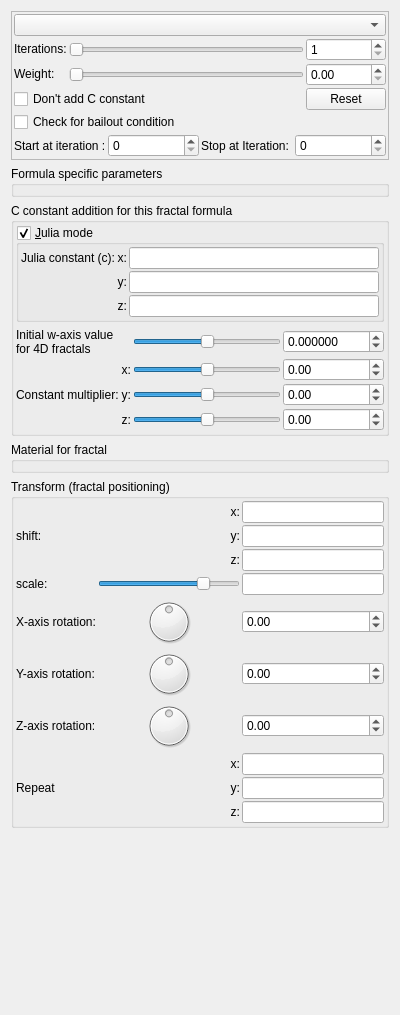
The window that mandelbulber2/qt/tab_fractal.ui (buddhi1980/mandelbulber2) describes before a commit, drawn with Qt 5.
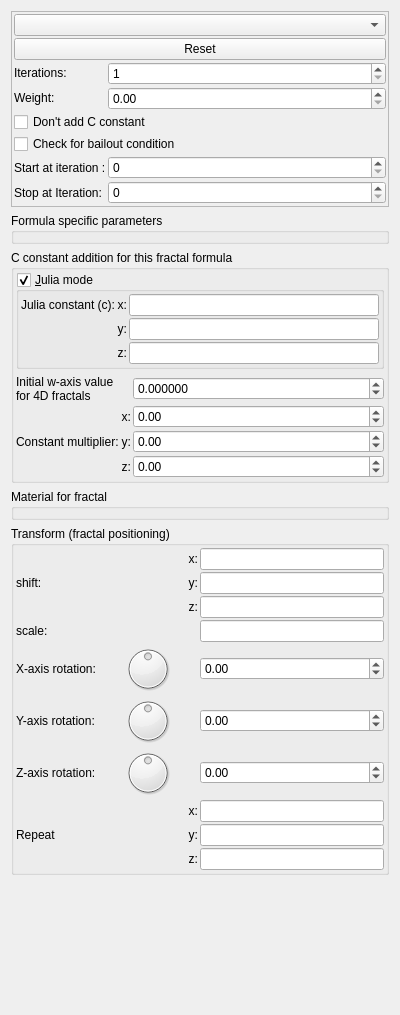
The same window after the commit. Custom widgets are drawn as their Qt base class.

Commit message: Created pop-up sliders for integer spin boxes

Patch:
```diff
--- a/mandelbulber2/qt/tab_fractal.ui
+++ b/mandelbulber2/qt/tab_fractal.ui
@@ -39,14 +39,79 @@
        <number>2</number>
       </property>
       <item>
-       <layout class="QGridLayout" name="gridLayout_27">
+       <layout class="QGridLayout" name="gridLayout_27" columnstretch="0,1">
         <property name="topMargin">
          <number>0</number>
         </property>
         <property name="spacing">
          <number>2</number>
         </property>
-        <item row="2" column="2">
+        <item row="1" column="0" colspan="2">
+         <widget class="QPushButton" name="pushButton_reset_formula">
+          <property name="text">
+           <string>Reset</string>
+          </property>
+         </widget>
+        </item>
+        <item row="6" column="1">
+         <widget class="MySpinBox" name="spinboxInt_formula_start_iteration">
+          <property name="sizePolicy">
+           <sizepolicy hsizetype="Minimum" vsizetype="Maximum">
+            <horstretch>0</horstretch>
+            <verstretch>0</verstretch>
+           </sizepolicy>
+          </property>
+          <property name="toolTip">
+           <string>&lt;html&gt;&lt;head/&gt;&lt;body&gt;&lt;p&gt;This fractal formula will be used when iteration number will be not less than 'Start at iteration'&lt;/p&gt;&lt;/body&gt;&lt;/html&gt;</string>
+          </property>
+          <property name="minimum">
+           <number>0</number>
+          </property>
+          <property name="maximum">
+           <number>99999</number>
+          </property>
+          <property name="value">
+           <number>0</number>
+          </property>
+         </widget>
+        </item>
+        <item row="6" column="0">
+         <widget class="QLabel" name="label_formula_start_iteration">
+          <property name="text">
+           <string>Start at iteration :</string>
+          </property>
+         </widget>
+        </item>
+        <item row="3" column="0">
+         <widget class="QLabel" name="label_formula_weight">
+          <property name="sizePolicy">
+           <sizepolicy hsizetype="Preferred" vsizetype="Maximum">
+            <horstretch>0</horstretch>
+            <verstretch>0</verstretch>
+           </sizepolicy>
+          </property>
+          <property name="text">
+           <string>Weight:</string>
+          </property>
+         </widget>
+        </item>
+        <item row="0" column="0" colspan="2">
+         <widget class="cFormulaComboBox" name="comboBox_formula">
+          <property name="sizePolicy">
+           <sizepolicy hsizetype="Preferred" vsizetype="Maximum">
+            <horstretch>0</horstretch>
+            <verstretch>0</verstretch>
+           </sizepolicy>
+          </property>
+          <property name="toolTip">
+           <string>&lt;html&gt;&lt;head/&gt;&lt;body&gt;&lt;p&gt;Selection for fractal formula. Fractal formula defines shape of fractal.&lt;/p&gt;&lt;p&gt;Algorithm (code) for selected formula is visible in Information box.&lt;/p&gt;&lt;/body&gt;&lt;/html&gt;</string>
+          </property>
+          <property name="maxVisibleItems">
+           <number>50</number>
+          </property>
+         </widget>
+        </item>
+        <item row="3" column="1">
          <widget class="MyDoubleSpinBox" name="spinbox_formula_weight">
           <property name="sizePolicy">
            <sizepolicy hsizetype="Minimum" vsizetype="Maximum">
@@ -74,45 +139,7 @@
           </property>
          </widget>
         </item>
-        <item row="1" column="0">
-         <widget class="QLabel" name="label_formula_iterations">
-          <property name="sizePolicy">
-           <sizepolicy hsizetype="Preferred" vsizetype="Maximum">
-            <horstretch>0</horstretch>
-            <verstretch>0</verstretch>
-           </sizepolicy>
-          </property>
-          <property name="text">
-           <string>Iterations:</string>
-          </property>
-         </widget>
-        </item>
-        <item row="1" column="1">
-         <widget class="QSlider" name="sliderInt_formula_iterations">
-          <property name="sizePolicy">
-           <sizepolicy hsizetype="Expanding" vsizetype="Maximum">
-            <horstretch>0</horstretch>
-            <verstretch>0</verstretch>
-           </sizepolicy>
-          </property>
-          <property name="minimum">
-           <number>1</number>
-          </property>
-          <property name="maximum">
-           <number>250</number>
-          </property>
-          <property name="singleStep">
-           <number>8</number>
-          </property>
-          <property name="pageStep">
-           <number>64</number>
-          </property>
-          <property name="orientation">
-           <enum>Qt::Horizontal</enum>
-          </property>
-         </widget>
-        </item>
-        <item row="1" column="2">
+        <item row="2" column="1">
          <widget class="MySpinBox" name="spinboxInt_formula_iterations">
           <property name="sizePolicy">
            <sizepolicy hsizetype="Minimum" vsizetype="Maximum">
@@ -131,24 +158,8 @@
           </property>
          </widget>
         </item>
-        <item row="0" column="0" colspan="3">
-         <widget class="cFormulaComboBox" name="comboBox_formula">
-          <property name="sizePolicy">
-           <sizepolicy hsizetype="Preferred" vsizetype="Maximum">
-            <horstretch>0</horstretch>
-            <verstretch>0</verstretch>
-           </sizepolicy>
-          </property>
-          <property name="toolTip">
-           <string>&lt;html&gt;&lt;head/&gt;&lt;body&gt;&lt;p&gt;Selection for fractal formula. Fractal formula defines shape of fractal.&lt;/p&gt;&lt;p&gt;Algorithm (code) for selected formula is visible in Information box.&lt;/p&gt;&lt;/body&gt;&lt;/html&gt;</string>
-          </property>
-          <property name="maxVisibleItems">
-           <number>50</number>
-          </property>
-         </widget>
-        </item>
         <item row="2" column="0">
-         <widget class="QLabel" name="label_formula_weight">
+         <widget class="QLabel" name="label_formula_iterations">
           <property name="sizePolicy">
            <sizepolicy hsizetype="Preferred" vsizetype="Maximum">
             <horstretch>0</horstretch>
@@ -156,30 +167,11 @@
            </sizepolicy>
           </property>
           <property name="text">
-           <string>Weight:</string>
+           <string>Iterations:</string>
           </property>
          </widget>
         </item>
-        <item row="2" column="1">
-         <widget class="QSlider" name="slider_formula_weight">
-          <property name="sizePolicy">
-           <sizepolicy hsizetype="Expanding" vsizetype="Maximum">
-            <horstretch>0</horstretch>
-            <verstretch>0</verstretch>
-           </sizepolicy>
-          </property>
-          <property name="maximum">
-           <number>100</number>
-          </property>
-          <property name="singleStep">
-           <number>1</number>
-          </property>
-          <property name="orientation">
-           <enum>Qt::Horizontal</enum>
-          </property>
-         </widget>
-        </item>
-        <item row="4" column="0" colspan="3">
+        <item row="5" column="0" colspan="2">
          <widget class="MyCheckBox" name="checkBox_check_for_bailout">
           <property name="sizePolicy">
            <sizepolicy hsizetype="Minimum" vsizetype="Maximum">
@@ -195,7 +187,30 @@
           </property>
          </widget>
         </item>
-        <item row="3" column="0" colspan="2">
+        <item row="7" column="0">
+         <widget class="QLabel" name="label_formula_stop_iteration">
+          <property name="text">
+           <string>Stop at Iteration:</string>
+          </property>
+         </widget>
+        </item>
+        <item row="7" column="1">
+         <widget class="MySpinBox" name="spinboxInt_formula_stop_iteration">
+          <property name="sizePolicy">
+           <sizepolicy hsizetype="Minimum" vsizetype="Maximum">
+            <horstretch>0</horstretch>
+            <verstretch>0</verstretch>
+           </sizepolicy>
+          </property>
+          <property name="toolTip">
+           <string>&lt;html&gt;&lt;head/&gt;&lt;body&gt;&lt;p&gt;This fractal formula will be used when iteration number will be not higher than 'Stop at iteration'&lt;/p&gt;&lt;/body&gt;&lt;/html&gt;</string>
+          </property>
+          <property name="maximum">
+           <number>99999</number>
+          </property>
+         </widget>
+        </item>
+        <item row="4" column="0" colspan="2">
          <widget class="MyCheckBox" name="checkBox_dont_add_c_constant">
           <property name="sizePolicy">
            <sizepolicy hsizetype="Minimum" vsizetype="Maximum">
@@ -211,72 +226,6 @@
           </property>
          </widget>
         </item>
-        <item row="3" column="2">
-         <widget class="QPushButton" name="pushButton_reset_formula">
-          <property name="text">
-           <string>Reset</string>
-          </property>
-         </widget>
-        </item>
-       </layout>
-      </item>
-      <item>
-       <layout class="QGridLayout" name="gridLayout_30">
-        <property name="spacing">
-         <number>2</number>
-        </property>
-        <item row="0" column="3">
-         <widget class="MySpinBox" name="spinboxInt_formula_stop_iteration">
-          <property name="sizePolicy">
-           <sizepolicy hsizetype="Minimum" vsizetype="Maximum">
-            <horstretch>0</horstretch>
-            <verstretch>0</verstretch>
-           </sizepolicy>
-          </property>
-          <property name="toolTip">
-           <string>&lt;html&gt;&lt;head/&gt;&lt;body&gt;&lt;p&gt;This fractal formula will be used when iteration number will be not higher than 'Stop at iteration'&lt;/p&gt;&lt;/body&gt;&lt;/html&gt;</string>
-          </property>
-          <property name="maximum">
-           <number>99999</number>
-          </property>
-         </widget>
-        </item>
-        <item row="0" column="0">
-         <widget class="QLabel" name="label_formula_start_iteration">
-          <property name="text">
-           <string>Start at iteration :</string>
-          </property>
-         </widget>
-        </item>
-        <item row="0" column="1">
-         <widget class="MySpinBox" name="spinboxInt_formula_start_iteration">
-          <property name="sizePolicy">
-           <sizepolicy hsizetype="Minimum" vsizetype="Maximum">
-            <horstretch>0</horstretch>
-            <verstretch>0</verstretch>
-           </sizepolicy>
-          </property>
-          <property name="toolTip">
-           <string>&lt;html&gt;&lt;head/&gt;&lt;body&gt;&lt;p&gt;This fractal formula will be used when iteration number will be not less than 'Start at iteration'&lt;/p&gt;&lt;/body&gt;&lt;/html&gt;</string>
-          </property>
-          <property name="minimum">
-           <number>0</number>
-          </property>
-          <property name="maximum">
-           <number>99999</number>
-          </property>
-          <property name="value">
-           <number>0</number>
-          </property>
-         </widget>
-        </item>
-        <item row="0" column="2">
-         <widget class="QLabel" name="label_formula_stop_iteration">
-          <property name="text">
-           <string>Stop at Iteration:</string>
-          </property>
-         </widget>
-        </item>
        </layout>
       </item>
      </layout>
@@ -451,7 +400,7 @@
        </widget>
       </item>
       <item>
-       <layout class="QGridLayout" name="gridLayout_76">
+       <layout class="QGridLayout" name="gridLayout_76" columnstretch="0,0,1">
         <property name="leftMargin">
          <number>0</number>
         </property>
@@ -461,28 +410,6 @@
         <property name="spacing">
          <number>2</number>
         </property>
-        <item row="2" column="2">
-         <widget class="QSlider" name="slider3_fractal_constant_factor_y">
-          <property name="sizePolicy">
-           <sizepolicy hsizetype="Expanding" vsizetype="Maximum">
-            <horstretch>0</horstretch>
-            <verstretch>0</verstretch>
-           </sizepolicy>
-          </property>
-          <property name="minimum">
-           <number>-500</number>
-          </property>
-          <property name="maximum">
-           <number>500</number>
-          </property>
-          <property name="singleStep">
-           <number>1</number>
-          </property>
-          <property name="orientation">
-           <enum>Qt::Horizontal</enum>
-          </property>
-         </widget>
-        </item>
         <item row="2" column="1">
          <widget class="QLabel" name="label_352">
           <property name="sizePolicy">
@@ -500,28 +427,6 @@
          </widget>
         </item>
         <item row="1" column="2">
-         <widget class="QSlider" name="slider3_fractal_constant_factor_x">
-          <property name="sizePolicy">
-           <sizepolicy hsizetype="Expanding" vsizetype="Maximum">
-            <horstretch>0</horstretch>
-            <verstretch>0</verstretch>
-           </sizepolicy>
-          </property>
-          <property name="minimum">
-           <number>-500</number>
-          </property>
-          <property name="maximum">
-           <number>500</number>
-          </property>
-          <property name="singleStep">
-           <number>1</number>
-          </property>
-          <property name="orientation">
-           <enum>Qt::Horizontal</enum>
-          </property>
-         </widget>
-        </item>
-        <item row="1" column="3">
          <widget class="MyDoubleSpinBox" name="spinbox3_fractal_constant_factor_x">
           <property name="sizePolicy">
            <sizepolicy hsizetype="Minimum" vsizetype="Maximum">
@@ -549,29 +454,7 @@
           </property>
          </widget>
         </item>
-        <item row="3" column="2">
-         <widget class="QSlider" name="slider3_fractal_constant_factor_z">
-          <property name="sizePolicy">
-           <sizepolicy hsizetype="Expanding" vsizetype="Maximum">
-            <horstretch>0</horstretch>
-            <verstretch>0</verstretch>
-           </sizepolicy>
-          </property>
-          <property name="minimum">
-           <number>-500</number>
-          </property>
-          <property name="maximum">
-           <number>500</number>
-          </property>
-          <property name="singleStep">
-           <number>1</number>
-          </property>
-          <property name="orientation">
-           <enum>Qt::Horizontal</enum>
-          </property>
-         </widget>
-        </item>
-        <item row="2" column="3">
+        <item row="2" column="2">
          <widget class="MyDoubleSpinBox" name="spinbox3_fractal_constant_factor_y">
           <property name="sizePolicy">
            <sizepolicy hsizetype="Minimum" vsizetype="Maximum">
@@ -599,7 +482,7 @@
           </property>
          </widget>
         </item>
-        <item row="3" column="3">
+        <item row="3" column="2">
          <widget class="MyDoubleSpinBox" name="spinbox3_fractal_constant_factor_z">
           <property name="sizePolicy">
            <sizepolicy hsizetype="Minimum" vsizetype="Maximum">
@@ -675,28 +558,6 @@
          </widget>
         </item>
         <item row="0" column="2">
-         <widget class="QSlider" name="slider_initial_waxis">
-          <property name="sizePolicy">
-           <sizepolicy hsizetype="Expanding" vsizetype="Maximum">
-            <horstretch>0</horstretch>
-            <verstretch>0</verstretch>
-           </sizepolicy>
-          </property>
-          <property name="minimum">
-           <number>-5000000</number>
-          </property>
-          <property name="maximum">
-           <number>5000000</number>
-          </property>
-          <property name="singleStep">
-           <number>1</number>
-          </property>
-          <property name="orientation">
-           <enum>Qt::Horizontal</enum>
-          </property>
-         </widget>
-        </item>
-        <item row="0" column="3">
          <widget class="MyDoubleSpinBox" name="spinbox_initial_waxis">
           <property name="sizePolicy">
            <sizepolicy hsizetype="Minimum" vsizetype="Maximum">
@@ -1132,31 +993,6 @@
           </property>
          </widget>
         </item>
-        <item row="3" column="1">
-         <widget class="QSlider" name="logslider_formula_scale">
-          <property name="sizePolicy">
-           <sizepolicy hsizetype="Expanding" vsizetype="Maximum">
-            <horstretch>0</horstretch>
-            <verstretch>0</verstretch>
-           </sizepolicy>
-          </property>
-          <property name="sizeIncrement">
-           <size>
-            <width>0</width>
-            <height>0</height>
-           </size>
-          </property>
-          <property name="minimum">
-           <number>-1000</number>
-          </property>
-          <property name="maximum">
-           <number>300</number>
-          </property>
-          <property name="orientation">
-           <enum>Qt::Horizontal</enum>
-          </property>
-         </widget>
-        </item>
        </layout>
       </item>
      </layout>
```
Left out of the diff: 10 changed lines with no effect on the pictures. The commit also changes 18 other files.
